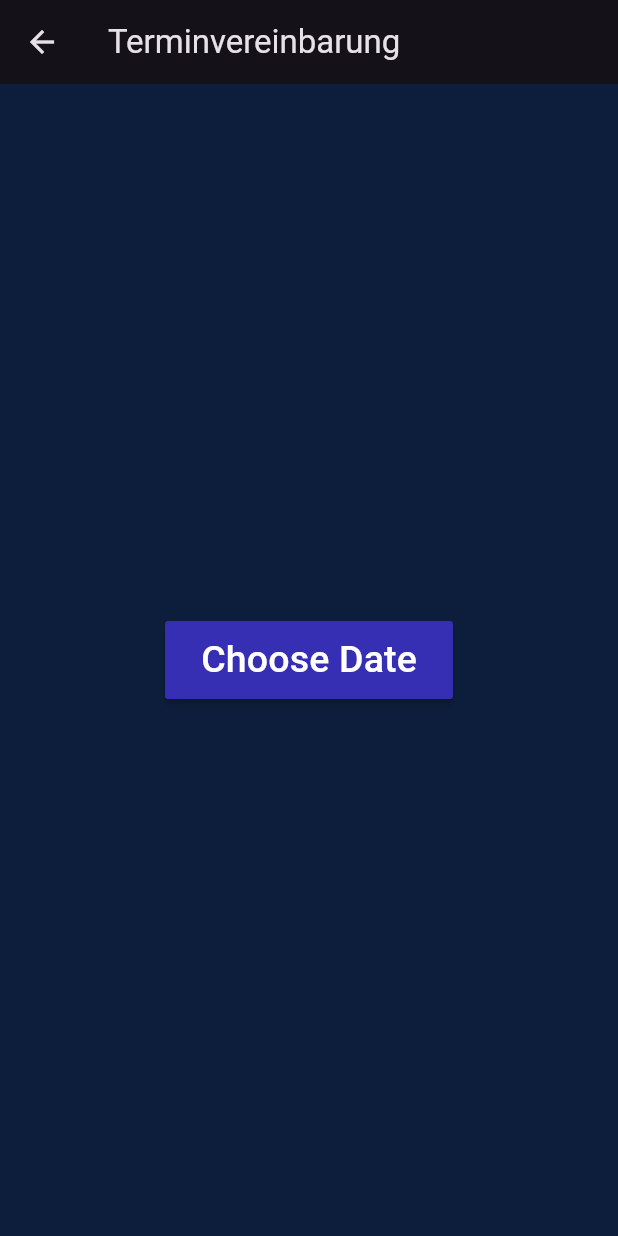
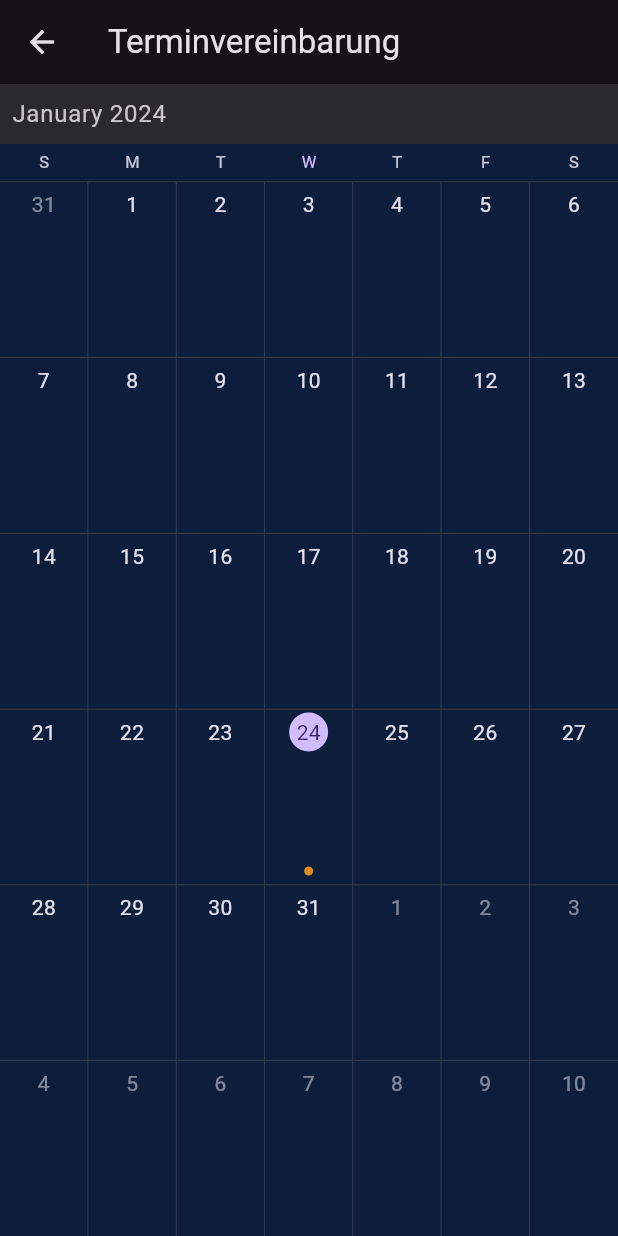
Before and after one commit to htankeu/test, a Flutter app: the TerminBuchung screen opened directly, on a phone screen of 412 x 824 dp. Run offline on Flutter 3.47's test engine with Material 3 defaults, Android fonts, the phone set to English and light mode, and no system bars; drawn by our look-alikes of syncfusion_flutter_calendar; our stand-ins replace cloud_firestore, firebase_auth, firebase_core, flutter_carousel_widget, flutter_svg, google_fonts; accounts and stored records are empty.

Commit message:
terminBuchung added

```diff
--- /dev/null
+++ b/lib/customs/customCalendarDataSource.dart
@@ -0,0 +1,8 @@
+import 'package:bookmytime/models/Event.dart';
+import 'package:syncfusion_flutter_calendar/calendar.dart';
+
+class CustomCalendarDataSource extends CalendarDataSource<Event>{
+  CustomCalendarDataSource(List<Appointment> source){
+    appointments = source;
+  }
+}
--- /dev/null
+++ b/lib/models/Event.dart
@@ -0,0 +1,10 @@
+import 'package:flutter/material.dart';
+
+class Event {
+  final String title;
+  final Color color;
+  final DateTime startTime;
+  final DateTime endTime;
+
+  Event({required this.title, required this.startTime, required this.color, required this.endTime});
+}
--- a/lib/screens/doctorHand.dart
+++ b/lib/screens/doctorHand.dart
@@ -70,7 +70,7 @@ void logOut (){
           ),
           const SizedBox(height: 9,),
           // Announcements
-          const AnnouncementScreen(),
+          // const AnnouncementScreen(),
           const SizedBox(height: 2,)
         ],
       ),
--- a/lib/screens/terminBuchung.dart
+++ b/lib/screens/terminBuchung.dart
@@ -1,20 +1,36 @@
+import 'package:bookmytime/customs/customCalendarDataSource.dart';
+import 'package:bookmytime/models/Event.dart';
 import 'package:bookmytime/tools/pallete.dart';
 import 'package:flutter/material.dart';
+import 'package:syncfusion_flutter_calendar/calendar.dart';
 
 class TerminBuchung extends StatefulWidget {
-const TerminBuchung({ Key? key }) : super(key: key);
+  const TerminBuchung({Key? key}) : super(key: key);
 
   @override
   _TerminBuchungState createState() => _TerminBuchungState();
 }
 
-class _TerminBuchungState extends State<TerminBuchung>{
-  void _showDatePicker(){
-  showDatePicker(context: context, initialDate: DateTime.now(), firstDate: DateTime(1999), lastDate: DateTime(2030));
+class _TerminBuchungState extends State<TerminBuchung> {
+  List<Appointment> getAppointments() {
+    List<Appointment> events = <Appointment>[];
+    final DateTime today = DateTime.now();
+    final DateTime startTime =
+        DateTime(today.year, today.month, today.day, 9, 0, 0);
+    final DateTime endTime = startTime.add(const Duration(hours: 2));
+
+    events.add(Appointment(
+      startTime: startTime,
+      endTime: endTime,
+      subject: "Test",
+      color: Pallete.goldColor
+    ));
+
+    return events;
   }
 
   @override
-  Widget build(BuildContext context){
+  Widget build(BuildContext context) {
     return Scaffold(
         appBar: AppBar(
           title: const Text(
@@ -22,23 +38,9 @@ class _TerminBuchungState extends State<TerminBuchung>{
             textAlign: TextAlign.center,
           ),
         ),
-      body: Center(
-        child: MaterialButton(
-          onPressed: _showDatePicker,
-          color: const Color.fromARGB(255, 54, 47, 180),
-          hoverColor: Pallete.gradient3,
-          child: const Padding(
-            padding: EdgeInsets.all(8),
-            child: Text(
-              "Choose Date",
-              style: TextStyle(
-                color: Pallete.whiteColor,
-                fontSize: 25
-              ),
-            ),
-            ),
-          ),
-      )
-    );
+        body: SfCalendar(
+          view: CalendarView.month,
+          dataSource: CustomCalendarDataSource(getAppointments()),
+        ));
   }
 }
--- a/pubspec.yaml
+++ b/pubspec.yaml
@@ -47,6 +47,8 @@ dependencies:
   searchbar_animation: ^0.0.4
   flutter_staggered_animations: ^1.1.1
   flutter_carousel_widget: ^2.2.0
+  kalender: ^0.2.2
+  syncfusion_flutter_calendar: ^24.1.47
 
 dev_dependencies:
   flutter_test:
```
Also changed, not shown: pubspec.lock. Lines whose indentation alone changed are shown as unchanged.
